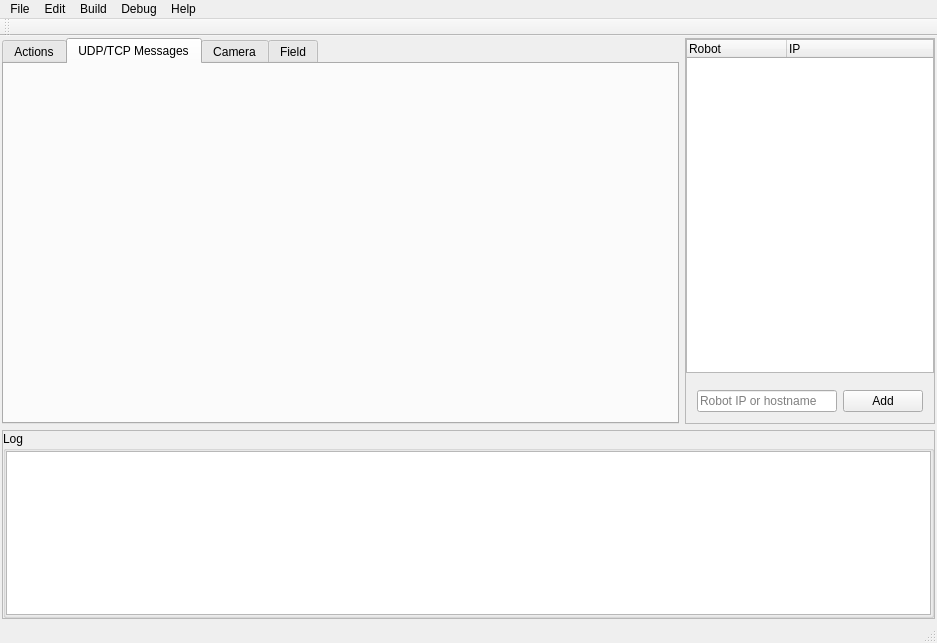
pedrohsreis/Supervisorio, file supervisorio/mainwindow.ui: the form before one commit.
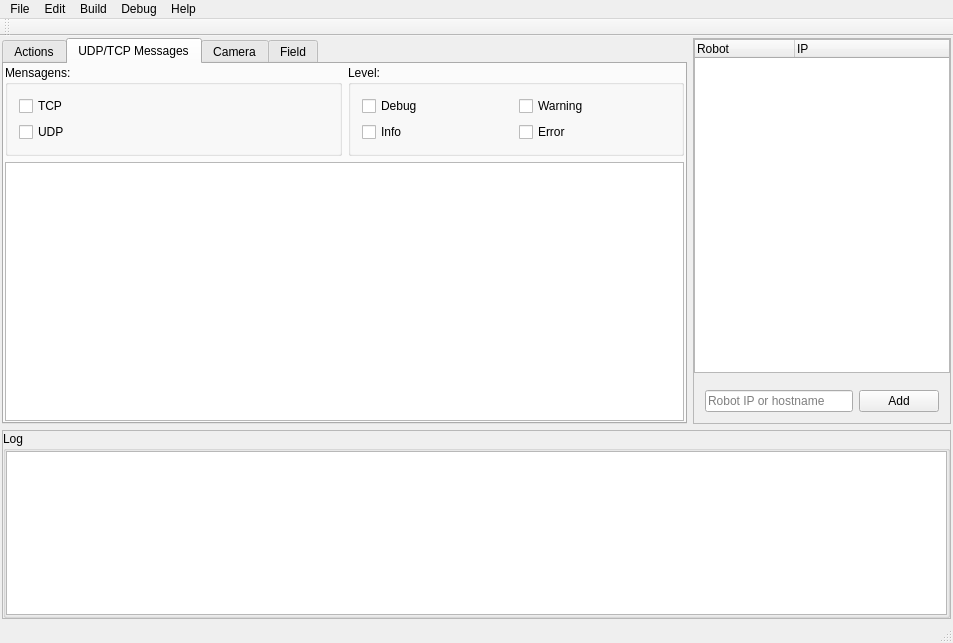
The form after the commit. The open tabs and pages were chosen to show the change. Icons and pictures are not drawn.

Diff of the .ui file:
```diff
--- a/supervisorio/mainwindow.ui
+++ b/supervisorio/mainwindow.ui
@@ -2,11 +2,14 @@
 <ui version="4.0">
  <class>MainWindow</class>
  <widget class="QMainWindow" name="MainWindow">
+  <property name="enabled">
+   <bool>true</bool>
+  </property>
   <property name="geometry">
    <rect>
     <x>0</x>
     <y>0</y>
-    <width>875</width>
+    <width>953</width>
     <height>643</height>
    </rect>
   </property>
@@ -872,6 +875,91 @@
            <attribute name="title">
             <string>UDP/TCP Messages</string>
            </attribute>
+           <layout class="QVBoxLayout" name="verticalLayout_7">
+            <property name="leftMargin">
+             <number>1</number>
+            </property>
+            <property name="topMargin">
+             <number>1</number>
+            </property>
+            <property name="rightMargin">
+             <number>1</number>
+            </property>
+            <property name="bottomMargin">
+             <number>1</number>
+            </property>
+            <item>
+             <layout class="QVBoxLayout" name="verticalLayout_4">
+              <item>
+               <layout class="QHBoxLayout" name="horizontalLayout_6">
+                <item>
+                 <widget class="QGroupBox" name="gBMensagens">
+                  <property name="title">
+                   <string>Mensagens:</string>
+                  </property>
+                  <layout class="QVBoxLayout" name="verticalLayout">
+                   <item>
+                    <widget class="QCheckBox" name="chkTCP">
+                     <property name="text">
+                      <string>TCP</string>
+                     </property>
+                    </widget>
+                   </item>
+                   <item>
+                    <widget class="QCheckBox" name="chkUDP">
+                     <property name="text">
+                      <string>UDP</string>
+                     </property>
+                    </widget>
+                   </item>
+                  </layout>
+                 </widget>
+                </item>
+                <item>
+                 <widget class="QGroupBox" name="gbLevel">
+                  <property name="title">
+                   <string>Level:</string>
+                  </property>
+                  <layout class="QGridLayout" name="gridLayout_8">
+                   <item row="0" column="1">
+                    <widget class="QCheckBox" name="chkWarning">
+                     <property name="text">
+                      <string>Warning</string>
+                     </property>
+                    </widget>
+                   </item>
+                   <item row="1" column="0">
+                    <widget class="QCheckBox" name="chkInfo">
+                     <property name="text">
+                      <string>Info</string>
+                     </property>
+                    </widget>
+                   </item>
+                   <item row="0" column="0">
+                    <widget class="QCheckBox" name="chkDebug">
+                     <property name="text">
+                      <string>Debug</string>
+                     </property>
+                    </widget>
+                   </item>
+                   <item row="1" column="1">
+                    <widget class="QCheckBox" name="chkError">
+                     <property name="text">
+                      <string>Error</string>
+                     </property>
+                    </widget>
+                   </item>
+                  </layout>
+                 </widget>
+                </item>
+               </layout>
+              </item>
+              <item>
+               <widget class="QTextEdit" name="txtMensagem"/>
+              </item>
+             </layout>
+            </item>
+           </layout>
           </widget>
           <widget class="QWidget" name="tabCamera">
            <attribute name="title">
@@ -1308,7 +1396,7 @@
     <rect>
      <x>0</x>
      <y>0</y>
-     <width>875</width>
+     <width>953</width>
      <height>22</height>
     </rect>
    </property>
```
Left out of the diff: 2 changed lines with no effect on the pictures.
